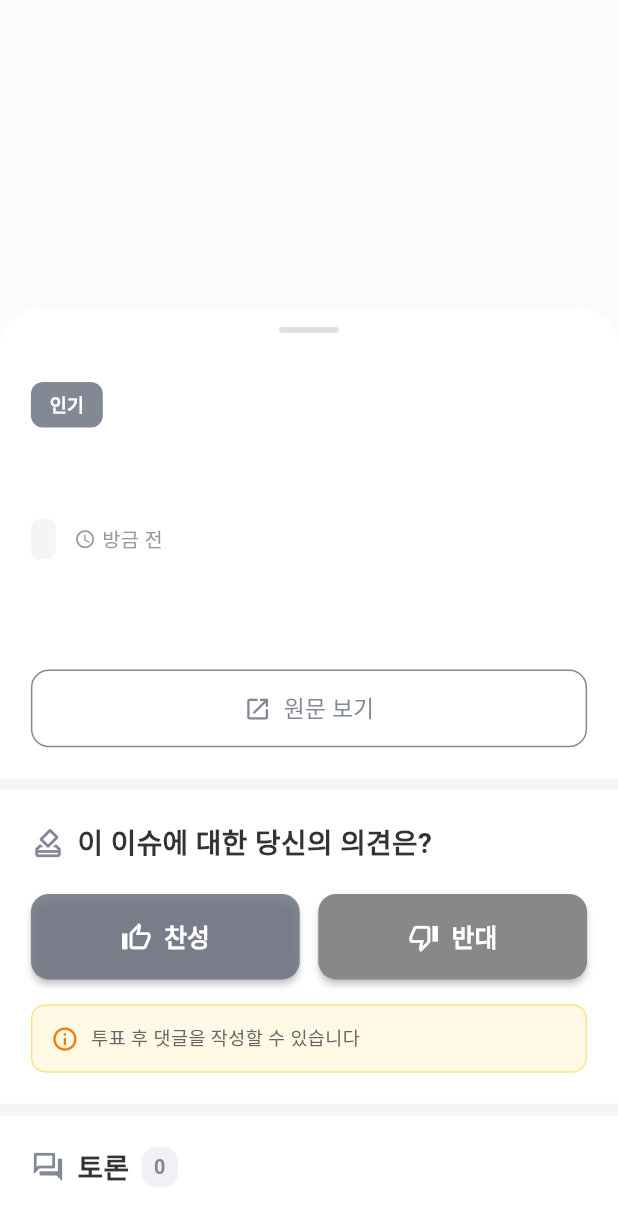
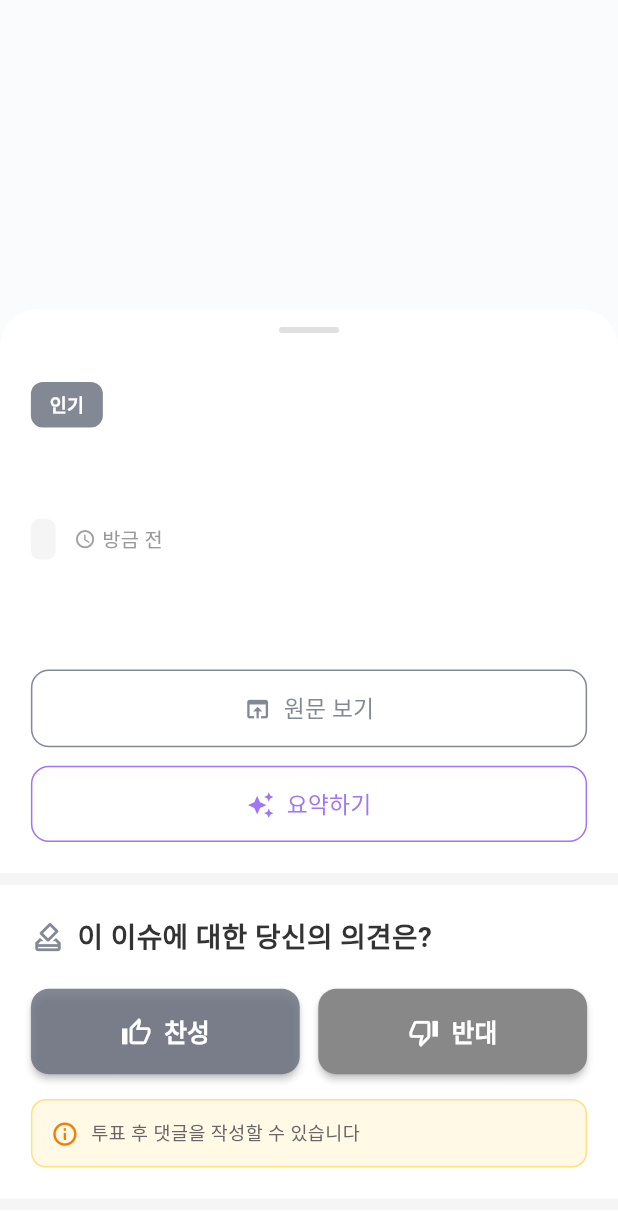
Before and after one commit to Liuese0/VS_News, a Flutter app: the NewsDetailWithDiscussion widget shown alone on an empty page, opened directly with empty values, on a phone screen of 412 x 824 dp. Shown: the top 1226 px of the screen. Run offline on Flutter 3.47's test engine with Material 3 defaults, Android fonts, the phone set to English and light mode, and no system bars; our stand-ins replace cloud_firestore, device_info_plus, dio, firebase_core, flutter_secure_storage, google_generative_ai and 3 more; accounts and stored records are empty; network calls fail; Roboto replaces fonts that are missing (Pretendard).

Commit message:
ai_summary

```diff
--- a/lib/screens/news_explorer_screen.dart
+++ b/lib/screens/news_explorer_screen.dart
@@ -13,6 +13,8 @@ import '../providers/auth_provider.dart';
 import '../providers/news_comment_provider.dart';
 import '../providers/news_provider.dart';
 import 'package:url_launcher/url_launcher.dart';
+import '../services/gemini_service.dart';
+import 'web_view_screen.dart';
 
 class ExploreScreen extends StatefulWidget {
   const ExploreScreen({super.key});
@@ -1203,6 +1205,11 @@ class _NewsDetailWithDiscussionState extends State<NewsDetailWithDiscussion> {
   String? _replyingToCommentId;
   String? _replyingToNickname;
 
+  // 요약 관련 상태
+  bool _isLoadingSummary = false;
+  String? _summary;
+  bool _showSummary = false;
+
   @override
   void initState() {
     super.initState();
@@ -1284,6 +1291,65 @@ class _NewsDetailWithDiscussionState extends State<NewsDetailWithDiscussion> {
     });
   }
 
+  Future<void> _generateSummary() async {
+    if (_isLoadingSummary) return;
+
+    setState(() {
+      _isLoadingSummary = true;
+    });
+
+    try {
+      final summary = await GeminiService.summarizeNews(
+        title: widget.news.title,
+        description: widget.news.description,
+        url: widget.news.url,
+        category: widget.news.autoCategory,
+      );
+
+      setState(() {
+        _summary = summary;
+        _showSummary = true;
+        _isLoadingSummary = false;
+      });
+    } catch (e) {
+      setState(() {
+        _isLoadingSummary = false;
+      });
+
+      if (mounted) {
+        ScaffoldMessenger.of(context).showSnackBar(
+          SnackBar(
+            content: Text('요약 생성 중 오류가 발생했습니다: $e'),
+            backgroundColor: Colors.red,
+          ),
+        );
+      }
+    }
+  }
+
+  void _openWebView() {
+    String url = widget.news.url;
+
+    if (url.isEmpty) {
+      ScaffoldMessenger.of(context).showSnackBar(
+        const SnackBar(
+          content: Text('뉴스 링크가 없습니다'),
+          backgroundColor: AppColors.errorColor,
+        ),
+      );
+      return;
+    }
+
+    Navigator.of(context).push(
+      MaterialPageRoute(
+        builder: (context) => WebViewScreen(
+          url: url,
+          title: widget.news.title,
+        ),
+      ),
+    );
+  }
+
   @override
   Widget build(BuildContext context) {
     return DraggableScrollableSheet(
@@ -1423,64 +1489,12 @@ class _NewsDetailWithDiscussionState extends State<NewsDetailWithDiscussion> {
             ),
           ),
           SizedBox(height: screenWidth * 0.06),
+          // 원문 보기 버튼
           SizedBox(
             width: double.infinity,
             child: OutlinedButton.icon(
-              onPressed: () async {
-                String url = widget.news.url;
-
-                if (url.isEmpty) {
-                  ScaffoldMessenger.of(context).showSnackBar(
-                    const SnackBar(
-                      content: Text('뉴스 링크가 없습니다'),
-                      backgroundColor: AppColors.errorColor,
-                    ),
-                  );
-                  return;
-                }
-
-                if (!url.startsWith('http://') && !url.startsWith('https://')) {
-                  url = 'https://$url';
-                }
-
-                try {
-                  final uri = Uri.parse(url);
-
-                  if (await canLaunchUrl(uri)) {
-                    final launched = await launchUrl(
-                      uri,
-                      mode: LaunchMode.externalApplication,
-                    );
-
-                    if (!launched && mounted) {
-                      ScaffoldMessenger.of(context).showSnackBar(
-                        const SnackBar(
-                          content: Text('브라우저를 열 수 없습니다'),
-                          backgroundColor: AppColors.errorColor,
-                        ),
-                      );
-                    }
-                  } else if (mounted) {
-                    ScaffoldMessenger.of(context).showSnackBar(
-                      SnackBar(
-                        content: Text('이 링크를 열 수 없습니다: $url'),
-                        backgroundColor: AppColors.errorColor,
-                        duration: const Duration(seconds: 3),
-                      ),
-                    );
-                  }
-                } catch (e) {
-                  if (mounted) {
-                    ScaffoldMessenger.of(context).showSnackBar(
-                      const SnackBar(
-                        content: Text('링크 형식이 올바르지 않습니다'),
-                        backgroundColor: AppColors.errorColor,
-                      ),
-                    );
-                  }
-                }
-              },
-              icon: Icon(Icons.open_in_new, size: screenWidth * 0.045),
+              onPressed: _openWebView,
+              icon: Icon(Icons.open_in_browser, size: screenWidth * 0.045),
               label: Text(
                 '원문 보기',
                 style: TextStyle(fontSize: screenWidth * 0.037),
@@ -1495,6 +1509,105 @@ class _NewsDetailWithDiscussionState extends State<NewsDetailWithDiscussion> {
               ),
             ),
           ),
+          SizedBox(height: screenWidth * 0.03),
+          // 요약하기 버튼
+          SizedBox(
+            width: double.infinity,
+            child: OutlinedButton.icon(
+              onPressed: _isLoadingSummary ? null : _generateSummary,
+              icon: _isLoadingSummary
+                  ? SizedBox(
+                width: screenWidth * 0.045,
+                height: screenWidth * 0.045,
+                child: CircularProgressIndicator(
+                  strokeWidth: 2,
+                  valueColor: AlwaysStoppedAnimation<Color>(
+                    const Color(0xD66B7280),
+                  ),
+                ),
+              )
+                  : Icon(Icons.auto_awesome, size: screenWidth * 0.045),
+              label: Text(
+                _isLoadingSummary ? '요약 생성 중...' : '요약하기',
+                style: TextStyle(fontSize: screenWidth * 0.037),
+              ),
+              style: OutlinedButton.styleFrom(
+                foregroundColor: const Color(0xD68B5CF6),
+                side: const BorderSide(color: Color(0xD68B5CF6)),
+                padding: EdgeInsets.symmetric(vertical: screenWidth * 0.035),
+                shape: RoundedRectangleBorder(
+                  borderRadius: BorderRadius.circular(12),
+                ),
+              ),
+            ),
+          ),
+          // 요약 내용 표시
+          if (_showSummary && _summary != null) ...[
+            SizedBox(height: screenWidth * 0.04),
+            Container(
+              width: double.infinity,
+              padding: EdgeInsets.all(screenWidth * 0.04),
+              decoration: BoxDecoration(
+                color: const Color(0xFFF3F4F6),
+                borderRadius: BorderRadius.circular(12),
+                border: Border.all(
+                  color: const Color(0xD68B5CF6),
+                  width: 1,
+                ),
+              ),
+              child: Column(
+                crossAxisAlignment: CrossAxisAlignment.start,
+                children: [
+                  Row(
+                    mainAxisAlignment: MainAxisAlignment.spaceBetween,
+                    children: [
+                      Row(
+                        children: [
+                          Icon(
+                            Icons.auto_awesome,
+                            size: screenWidth * 0.04,
+                            color: const Color(0xD68B5CF6),
+                          ),
+                          SizedBox(width: screenWidth * 0.02),
+                          Text(
+                            'AI 요약',
+                            style: TextStyle(
+                              fontSize: screenWidth * 0.038,
+                              fontWeight: FontWeight.w600,
+                              color: const Color(0xD68B5CF6),
+                            ),
+                          ),
+                        ],
+                      ),
+                      IconButton(
+                        icon: Icon(
+                          Icons.close,
+                          size: screenWidth * 0.045,
+                          color: Colors.grey,
+                        ),
+                        onPressed: () {
+                          setState(() {
+                            _showSummary = false;
+                          });
+                        },
+                        padding: EdgeInsets.zero,
+                        constraints: const BoxConstraints(),
+                      ),
+                    ],
+                  ),
+                  SizedBox(height: screenWidth * 0.03),
+                  Text(
+                    _summary!,
+                    style: TextStyle(
+                      fontSize: screenWidth * 0.035,
+                      height: 1.6,
+                      color: const Color(0xFF444444),
+                    ),
+                  ),
+                ],
+              ),
+            ),
+          ],
         ],
       ),
     );
--- /dev/null
+++ b/lib/services/gemini_service.dart
@@ -0,0 +1,140 @@
+import 'package:google_generative_ai/google_generative_ai.dart';
+
+class GeminiService {
+  static const String _apiKey = 'AIzaSyCB4cs2DUP4waKVtKt_5rRh2dCE7rC-imE';
+  static DateTime? _lastRequestTime;
+  static const _minDelayBetweenRequests = Duration(milliseconds: 4000); // 15 RPM
+
+  static const String _systemPrompt = '''당신은 한국어 뉴스 요약 전문가입니다.
+
+**핵심 원칙:**
+1. 최대 2-3문장으로 요약 (80자 이내 목표)
+2. 5W1H 중 가장 중요한 정보만 추출
+3. 불필요한 수식어, 배경 설명 제거
+4. 객관적이고 중립적인 톤 유지
+5. 한국어 자연스러운 문체
+
+**요약 우선순위:**
+- 핵심 사건/결과
+- 주요 인물/기관
+- 수치/날짜 (중요한 경우만)
+- 영향/의미 (필수적인 경우만)
+
+**제외 사항:**
+- 기자 의견, 추측성 내용
+- 과거 배경 설명
+- 인용문 전체 (핵심 단어만)
+- 부가 정보, 상세 설명
+
+**출력 형식:**
+간결한 평서문으로 핵심만 전달. 불필요한 접속사 최소화.''';
+
+  static String _getCategoryGuide(String category) {
+    final guides = {
+      '정치': '정책 결정, 주요 발언, 정치적 영향에 집중',
+      '경제': '수치, 변동률, 시장 영향에 집중',
+      '산업': '기업 동향, 산업 변화, 경제적 영향에 집중',
+      '사회': '사건 발생 경위, 피해 규모, 조치 사항에 집중',
+      '문화': '문화 트렌드, 주요 작품/인물, 대중 반응에 집중',
+      '과학': '기술/발견 내용, 혁신성, 실용화 시점에 집중',
+      '스포츠': '경기 결과, 주요 선수/팀, 기록에 집중',
+      '연예': '주요 인물/작품, 화제성, 영향력에 집중',
+    };
+    return guides[category] ?? '핵심 사건과 결과에 집중';
+  }
+
+  static Future<void> _waitForRateLimit() async {
+    if (_lastRequestTime != null) {
+      final elapsed = DateTime.now().difference(_lastRequestTime!);
+      if (elapsed < _minDelayBetweenRequests) {
+        await Future.delayed(_minDelayBetweenRequests - elapsed);
+      }
+    }
+    _lastRequestTime = DateTime.now();
+  }
+
+  static Future<String> summarizeNews({
+    required String title,
+    required String description,
+    required String url,
+    String category = '인기',
+  }) async {
+    await _waitForRateLimit();
+
+    try {
+      final model = GenerativeModel(
+        model: 'gemini-1.5',  // 이걸로 변경
+        apiKey: _apiKey,
+        generationConfig: GenerationConfig(
+          temperature: 0.3,
+          maxOutputTokens: 200,
+        ),
+      );
+
+      final categoryGuide = _getCategoryGuide(category);
+      final newsContent = '$title\n\n$description';
+
+      final prompt = '''$_systemPrompt
+
+**이 뉴스는 '$category' 카테고리입니다.**
+$categoryGuide
+
+**원문:**
+$newsContent
+
+**요약 (2-3문장, 80자 이내):**''';
+
+      final content = [Content.text(prompt)];
+      final response = await model.generateContent(content);
+
+      if (response.text != null && response.text!.isNotEmpty) {
+        return response.text!.trim();
+      } else {
+        return '요약을 생성할 수 없습니다.';
+      }
+    } catch (e) {
+      return '요약 생성 중 오류가 발생했습니다: ${e.toString()}';
+    }
+  }
+
+  static Future<String> summarizeNewsFromContent(
+      String content, {
+        String category = '인기',
+      }) async {
+    await _waitForRateLimit();
+
+    try {
+      final model = GenerativeModel(
+        model: 'gemini-1.5-flash',  // 이걸로 변경
+        apiKey: _apiKey,
+        generationConfig: GenerationConfig(
+          temperature: 0.3,
+          maxOutputTokens: 200,
+        ),
+      );
+
+      final categoryGuide = _getCategoryGuide(category);
+
+      final prompt = '''$_systemPrompt
+
+**이 뉴스는 '$category' 카테고리입니다.**
+$categoryGuide
+
+**원문:**
+$content
+
+**요약 (2-3문장, 80자 이내):**''';
+
+      final contentList = [Content.text(prompt)];
+      final response = await model.generateContent(contentList);
+
+      if (response.text != null && response.text!.isNotEmpty) {
+        return response.text!.trim();
+      } else {
+        return '요약을 생성할 수 없습니다.';
+      }
+    } catch (e) {
+      return '요약 생성 중 오류가 발생했습니다: ${e.toString()}';
+    }
+  }
+}
```
Also changed, not shown: lib/screens/web_view_screen.dart (added, +106 -0 lines).
